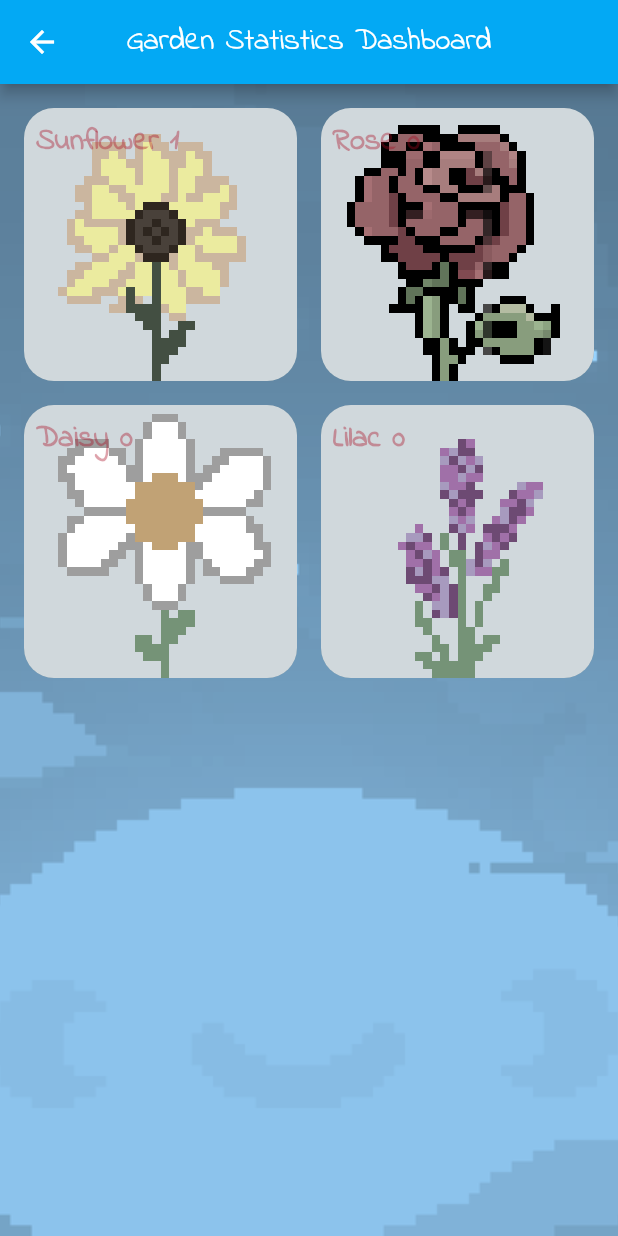
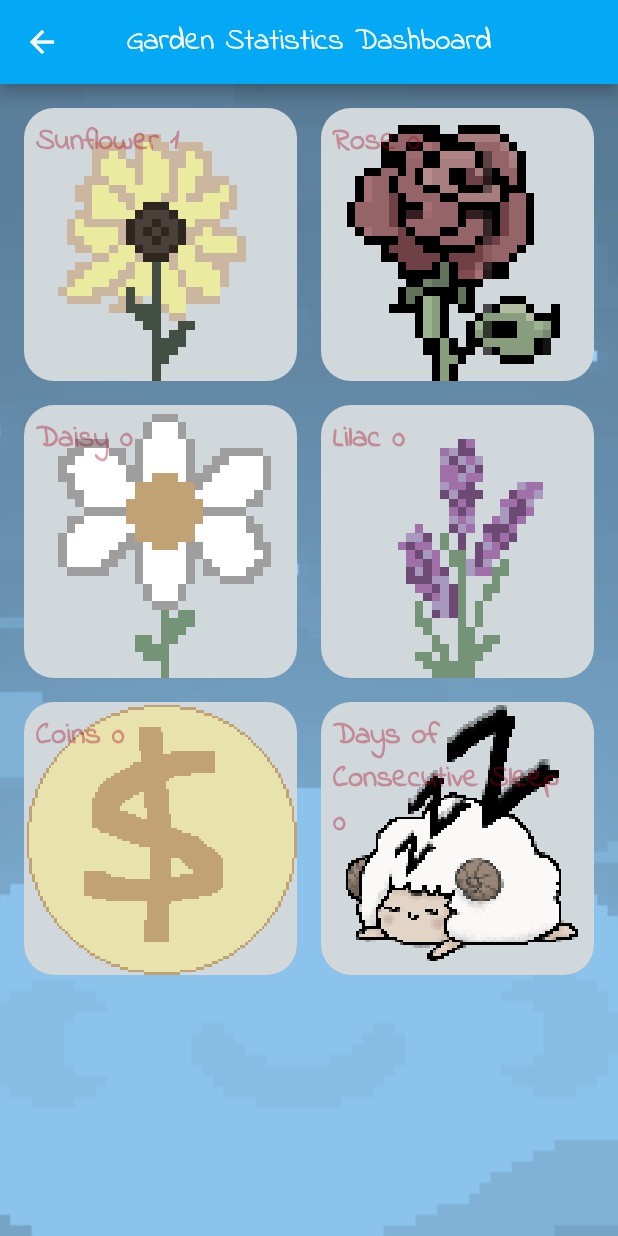
Before and after one commit to yuuutong/Orbital-Project, a Flutter app: the screen it shows after launch, in the side drawer, after a tap on "Garden Statistics Dashboard", on a phone screen of 412 x 824 dp. Run offline on Flutter 3.47's test engine with Material 2 defaults, Android fonts, the phone set to English and light mode, and no system bars; our stand-ins replace cloud_firestore, firebase_auth, firebase_core, fl_chart, flutter_spinkit, flutter_tags and 1 more; missing offline and left inert: dart:ffi; accounts and stored records are empty.

Commit message:
Update gardenStats.dart

```diff
--- a/sleeplah/lib/garden_stats/gardenStats.dart
+++ b/sleeplah/lib/garden_stats/gardenStats.dart
@@ -32,6 +32,8 @@ class _gardenStatsState extends State<gardenStats> {
             detail("Rose", "rose.png", 0),
             detail("Daisy", "daisy.png", 0),
             detail("Lilac", "lilac.png", 0),
+            detail("Coins", "coin.png", 0),
+            detail("Days of Consecutive Sleep", "shanna_asleep.png", 0)
           ],
         )
       ]),
```
